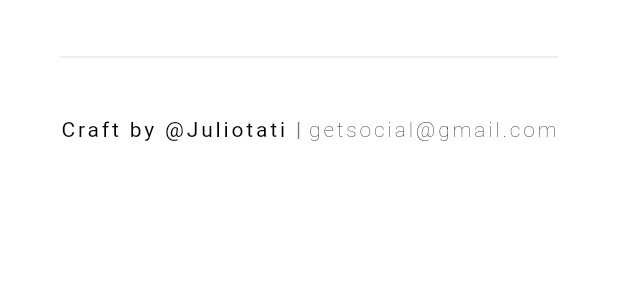
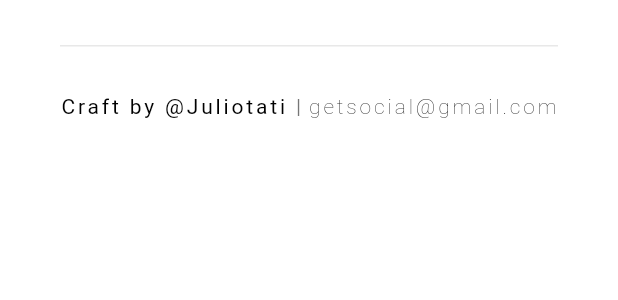
Before and after one commit to Juliotati/juliotati.com, a Flutter app: the _FooterCopyRights widget shown alone on an empty page, opened directly, on a phone screen of 412 x 824 dp. Shown: the top 300 px of the screen. Run offline on Flutter 3.47's test engine with Material 3 defaults, Android fonts, the phone set to English and light mode, and no system bars; our stand-ins replace go_router, google_fonts; Roboto replaces fonts that are missing (Assistant).

Commit message:
chore: tweak footer

```diff
--- a/lib/core/links.dart
+++ b/lib/core/links.dart
@@ -1,8 +1,21 @@
 final class Links {
   static const _https = 'https://';
+
+  static String get despesas => '${_https}despesas.juliotati.com';
+
+  static String get instagram => '$_https.instagram.com/juliotati';
+
+  static String get myEmail => 'getsocial@gmail.com';
+
+  static String get mailTo => 'mailto:$myEmail';
+
+  static String get github => '${_https}github.com/juliotati';
+
+  static String get linkedIn => '${_https}www.linkedin.com/in/juliotati';
+
+  static String get twitter => '${_https}twitter.com/_juliotati';
+
   static String get selfdev => '${_https}discord.gg/selfdev';
-  static String get github => '${_https}github.com/juliotati';
-  static String get linkedIn => '${_https}www.linkedin.com/in/juliotati';
-  static String get twitter => '${_https}twitter.com/_juliotati';
-  static String get instagram => '$_https.instagram.com/juliotati';
+
+  static String get station => '${_https}station.selfdev.app';
 }
--- a/lib/pages/home/widgets/footer.dart
+++ b/lib/pages/home/widgets/footer.dart
@@ -45,11 +45,9 @@ class _FooterLinks extends StatelessWidget {
   Widget build(BuildContext context) {
     const linkSize = 18.0;
     return Padding(
-      padding: const EdgeInsets.only(
-        left: 40.0,
-        right: 40.0,
-        top: 200.0,
-      ),
+      padding: const EdgeInsets.only(top: 200.0),
+      child: _FooterPadding(
+        key: const Key('footer_links_padding'),
         child: Row(
           crossAxisAlignment: CrossAxisAlignment.start,
           mainAxisAlignment: MainAxisAlignment.spaceBetween,
@@ -63,6 +61,21 @@ class _FooterLinks extends StatelessWidget {
                   key: const Key('footer_selfdev_link'),
                   url: Links.selfdev,
                   fontSize: linkSize,
+                  enableHyphen: true,
+                ),
+                _AppLinkText(
+                  'Station',
+                  key: const Key('footer_station_link'),
+                  url: Links.station,
+                  fontSize: linkSize,
+                  enableHyphen: true,
+                ),
+                _AppLinkText(
+                  'Despesas',
+                  key: const Key('footer_despesas_link'),
+                  url: Links.despesas,
+                  fontSize: linkSize,
+                  enableHyphen: true,
                 ),
               ],
             ),
@@ -75,28 +88,33 @@ class _FooterLinks extends StatelessWidget {
                   key: const Key('footer_github_link'),
                   url: Links.github,
                   fontSize: linkSize,
+                  enableHyphen: true,
                 ),
                 _AppLinkText(
                   'LinkedIn',
                   key: const Key('footer_linkedin_link'),
                   url: Links.linkedIn,
                   fontSize: linkSize,
+                  enableHyphen: true,
                 ),
                 _AppLinkText(
                   'Twitter',
                   key: const Key('footer_twitter_link'),
                   url: Links.twitter,
                   fontSize: linkSize,
+                  enableHyphen: true,
                 ),
                 _AppLinkText(
                   'Instagram',
                   key: const Key('footer_instagram_link'),
                   url: Links.instagram,
                   fontSize: linkSize,
+                  enableHyphen: true,
                 ),
               ],
             ),
           ],
+        ),
       ),
     );
   }
@@ -110,20 +128,15 @@ class _FooterCopyRights extends StatelessWidget {
   Widget build(BuildContext context) {
     final year = DateTime.now().year;
     final labelSmall = context.textTheme.bodyMedium;
-    final color = labelSmall?.color?.withOpacity(0.2);
     final style = labelSmall?.copyWith(letterSpacing: 1.9);
-    const myEmail = 'getsocial@gmail.com';
     return Column(
       children: [
         const SizedBox(height: 30.0),
-        Divider(
-          color: color?.withOpacity(0.09),
-          thickness: 1.0,
-          endIndent: 40.0,
-          indent: 40.0,
-        ),
+        const _FooterDivider(key: Key('footer_divider')),
         Padding(
-          padding: const EdgeInsets.fromLTRB(40.0, 30, 40.0, 40.0),
+          padding: const EdgeInsets.only(top: 30, bottom: 40.0),
+          child: _FooterPadding(
+            key: const Key('footer_copy_rights_padding'),
             child: Row(
               mainAxisSize: MainAxisSize.min,
               mainAxisAlignment: MainAxisAlignment.spaceBetween,
@@ -137,8 +150,9 @@ class _FooterCopyRights extends StatelessWidget {
                     style: style,
                   ),
                 ),
-              const _AppLinkText(myEmail, url: 'mailto:$myEmail'),
+                _AppLinkText(url: Links.mailTo, Links.myEmail),
               ],
+            ),
           ),
         ),
       ],
@@ -188,11 +202,13 @@ class _AppLinkText extends StatefulWidget {
     this.label, {
     required this.url,
     this.fontSize,
+    this.enableHyphen = false,
     super.key,
   });
 
   final String label;
   final String url;
+  final bool enableHyphen;
   final double? fontSize;
 
   @override
@@ -210,13 +226,19 @@ class _AppLinkTextState extends State<_AppLinkText> {
     setState(() => _isHovering = false);
   }
 
+  String get _linkLabel {
+    final isWeekend = DateTime.now().weekday > DateTime.friday;
+    final label = widget.label;
+    return (widget.enableHyphen && isWeekend) ? '- $label' : label;
+  }
+
   @override
   Widget build(BuildContext context) {
     return MouseRegion(
       cursor: SystemMouseCursors.click,
       child: Text.rich(
         TextSpan(
-          text: widget.label,
+          text: _linkLabel,
           onExit: _onExit,
           onEnter: _onEnter,
           recognizer: TapGestureRecognizer()
@@ -236,3 +258,45 @@ class _AppLinkTextState extends State<_AppLinkText> {
     );
   }
 }
+
+@immutable
+class _FooterPadding extends StatelessWidget {
+  const _FooterPadding({required this.child, super.key});
+
+  final Widget child;
+
+  @override
+  Widget build(BuildContext context) {
+    return LayoutBuilder(
+      builder: (context, constraints) {
+        final insets = constraints.maxWidth > 1200 ? 60.0 : 40.0;
+        return AppPadding(
+          padding: EdgeInsets.symmetric(horizontal: insets),
+          child: child,
+        );
+      },
+    );
+  }
+}
+
+@immutable
+class _FooterDivider extends StatelessWidget {
+  const _FooterDivider({super.key});
+
+  @override
+  Widget build(BuildContext context) {
+    return LayoutBuilder(
+      builder: (context, constraints) {
+        final color = context.textTheme.bodyMedium?.color?.withOpacity(0.09);
+        final indent = constraints.maxWidth > 1200 ? 0.0 : 40.0;
+        return AnimatedContainer(
+          height: 1.0,
+          color: color,
+          width: double.infinity,
+          duration: const Duration(milliseconds: 300),
+          margin: EdgeInsets.symmetric(horizontal: indent),
+        );
+      },
+    );
+  }
+}
--- a/pubspec.yaml
+++ b/pubspec.yaml
@@ -16,10 +16,10 @@ dependencies:
   flutter_localizations:
     sdk: flutter
   go_router: ^13.2.0
-  google_fonts: ^6.1.0
+  google_fonts: ^6.2.0
   http: ^1.2.1
   intl: ^0.18.1
-  provider: ^6.1.1
+  provider: ^6.1.2
   url_launcher: ^6.2.5
 
 flutter_intl:
```
Also changed, not shown: pubspec.lock. Lines whose indentation alone changed are shown as unchanged.
